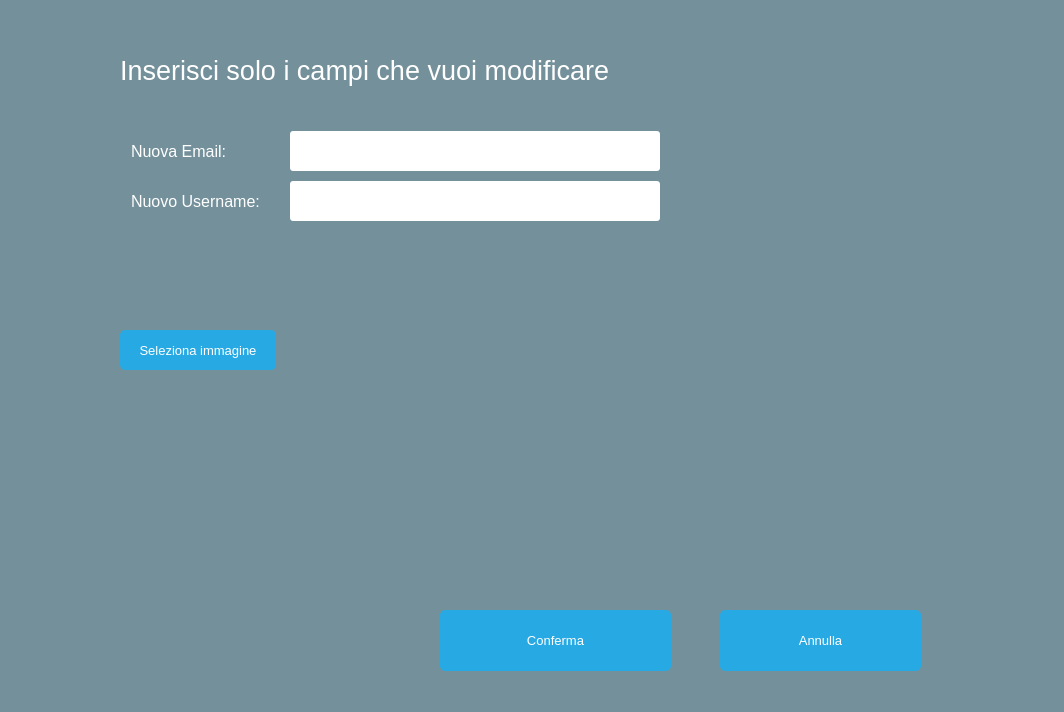
Old version of the form Client/EditorGUI/EditorGUI/Modify Profile/ModifyProfile.ui in the repository iliodipietro/Programmazione-Di-Sistema-Collaborative-Editor.
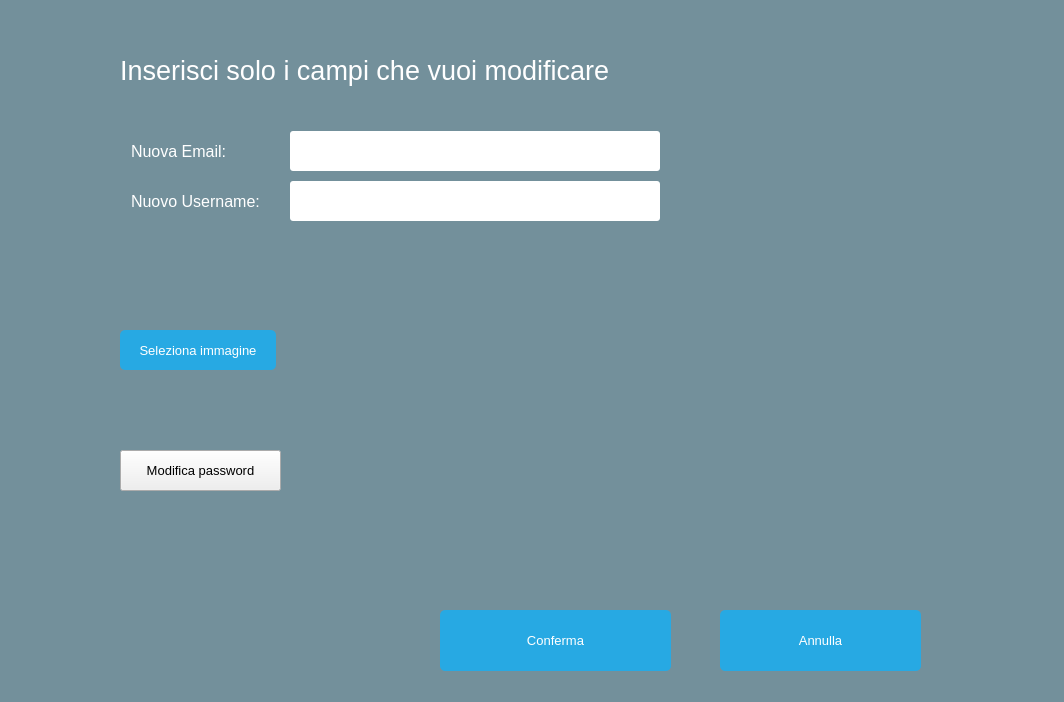
New version of the form.

Commit message: Modify Password + Dialog Share

```diff
--- a/Client/EditorGUI/EditorGUI/Modify Profile/ModifyProfile.ui
+++ b/Client/EditorGUI/EditorGUI/Modify Profile/ModifyProfile.ui
@@ -7,7 +7,7 @@
     <x>0</x>
     <y>0</y>
     <width>1064</width>
-    <height>712</height>
+    <height>702</height>
    </rect>
   </property>
   <property name="font">
@@ -290,6 +290,19 @@
     <string>Inserisci solo i campi che vuoi modificare</string>
    </property>
   </widget>
+  <widget class="QPushButton" name="modifyPasswordButton">
+   <property name="geometry">
+    <rect>
+     <x>120</x>
+     <y>450</y>
+     <width>161</width>
+     <height>41</height>
+    </rect>
+   </property>
+   <property name="text">
+    <string>Modifica password</string>
+   </property>
+  </widget>
  </widget>
  <layoutdefault spacing="6" margin="11"/>
  <resources/>
```
The commit also changes 16 other files.
